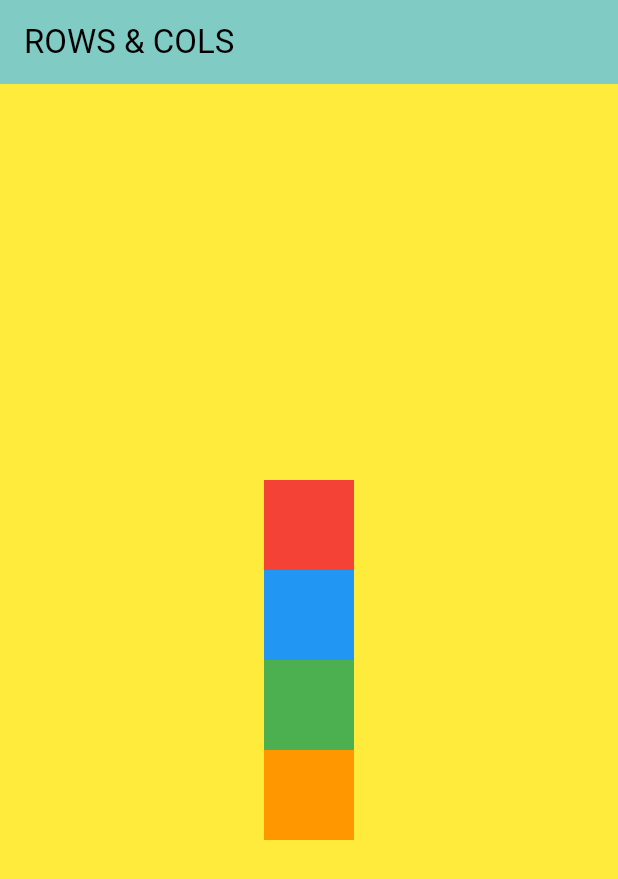
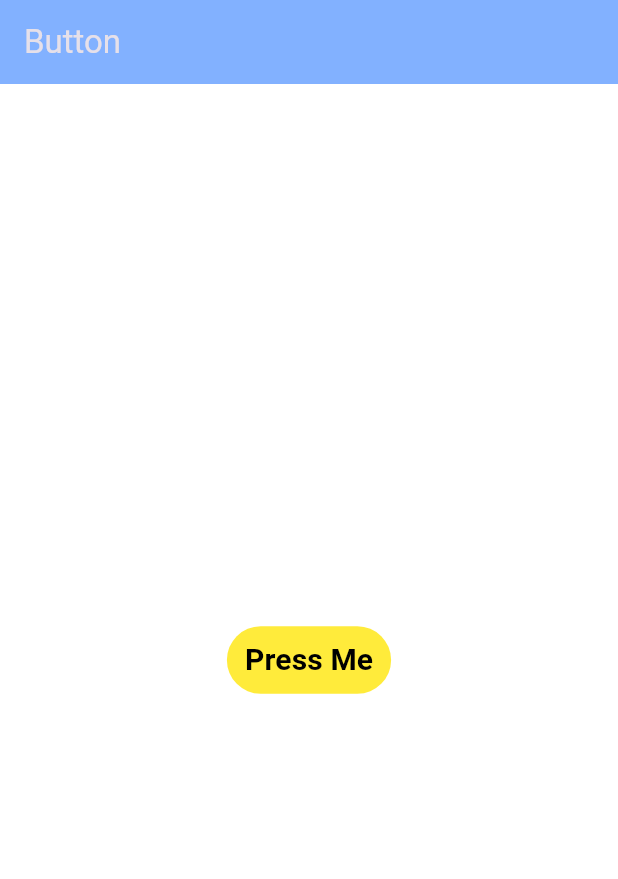
Before and after one commit to SheryarTahir/container_sizedbox, a Flutter app: the screen it shows after launch, on a phone screen of 412 x 824 dp. Shown: the top 879 px of the screen. Run offline on Flutter 3.47's test engine with Material 3 defaults, Android fonts, the phone set to English and light mode, and no system bars.

Commit message:
ButtonWidget

```diff
--- a/lib/main.dart
+++ b/lib/main.dart
@@ -1,3 +1,4 @@
+import 'package:container_sizedbox/widgets/button.dart';
 import 'package:container_sizedbox/widgets/cotainer_sized.dart';
 import 'package:container_sizedbox/widgets/rowscols.dart';
 import 'package:flutter/material.dart';
@@ -15,7 +16,7 @@ class MyApp extends StatelessWidget {
       debugShowCheckedModeBanner: false,
       theme:
           ThemeData(brightness: Brightness.dark, primaryColor: Colors.purple),
-      home: const Rowscols(),
+      home: const Button(),
     );
   }
 }
--- /dev/null
+++ b/lib/widgets/button.dart
@@ -0,0 +1,37 @@
+import 'package:flutter/material.dart';
+
+class Button extends StatelessWidget {
+  const Button({super.key});
+
+  @override
+  Widget build(BuildContext context) {
+    return Scaffold(
+      backgroundColor: Colors.white,
+      appBar: AppBar(
+        backgroundColor: Colors.blueAccent.shade100,
+        title: const Text("Button"),
+      ),
+      body: Center(
+        child: Column(
+          mainAxisAlignment: MainAxisAlignment.center,
+          children: [
+            TextButton(
+                style: const ButtonStyle(
+                    overlayColor: WidgetStatePropertyAll(Colors.white),
+                    elevation: WidgetStatePropertyAll(100),
+                    backgroundColor: WidgetStatePropertyAll(Colors.yellow)),
+                onPressed: () {},
+                child: const Text(
+                  "Press Me",
+                  style: TextStyle(
+                    fontSize: 20,
+                    fontWeight: FontWeight.bold,
+                    color: Colors.black,
+                  ),
+                ))
+          ],
+        ),
+      ),
+    );
+  }
+}
--- a/lib/widgets/rowscols.dart
+++ b/lib/widgets/rowscols.dart
@@ -19,7 +19,7 @@ class Rowscols extends StatelessWidget {
           height: h,
           width: w,
           color: Colors.yellow,
-          child: Column(
+          child: Row(
             mainAxisAlignment: MainAxisAlignment.center,
             children: [
               Container(
```
